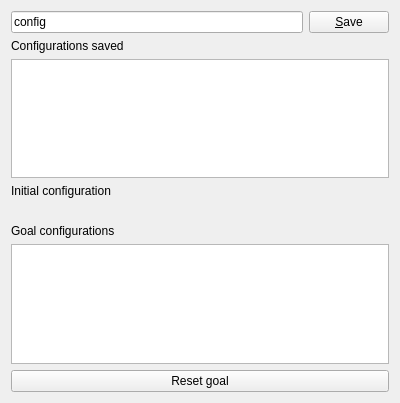
The window that plugins/hppwidgetsplugin/configurationlistwidget.ui (humanoid-path-planner/hpp-gui) describes before a commit, drawn with Qt 5.
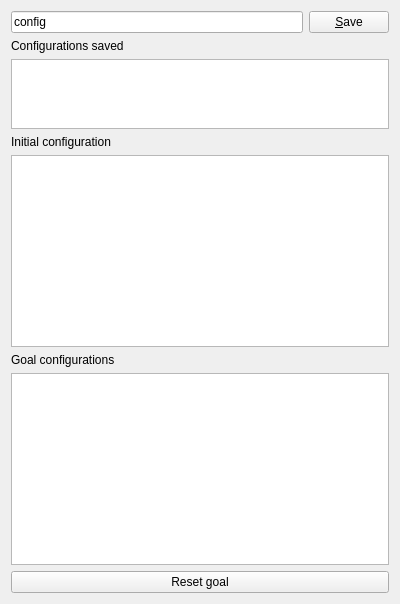
The same window after the commit. Icons and pictures are not drawn. Custom widgets are drawn as their Qt base class.

Commit message: Homogenize Configuration plugin and do not use QVariant to store floatSeq

The edit to the form file:
```diff
--- a/plugins/hppwidgetsplugin/configurationlistwidget.ui
+++ b/plugins/hppwidgetsplugin/configurationlistwidget.ui
@@ -69,12 +69,39 @@
       </widget>
      </item>
      <item>
-      <widget class="hpp::gui::DropInitial" name="InitConfig">
-       <property name="acceptDrops">
+      <widget class="hpp::gui::ConfigurationList" name="listInit">
+       <property name="sizePolicy">
+        <sizepolicy hsizetype="Expanding" vsizetype="Minimum">
+         <horstretch>0</horstretch>
+         <verstretch>0</verstretch>
+        </sizepolicy>
+       </property>
+       <property name="minimumSize">
+        <size>
+         <width>0</width>
+         <height>0</height>
+        </size>
+       </property>
+       <property name="maximumSize">
+        <size>
+         <width>16777215</width>
+         <height>16777215</height>
+        </size>
+       </property>
+       <property name="baseSize">
+        <size>
+         <width>0</width>
+         <height>0</height>
+        </size>
+       </property>
+       <property name="dragEnabled">
         <bool>true</bool>
        </property>
-       <property name="text">
-        <string/>
+       <property name="dragDropMode">
+        <enum>QAbstractItemView::DragDrop</enum>
+       </property>
+       <property name="resizeMode">
+        <enum>QListView::Fixed</enum>
        </property>
       </widget>
      </item>
@@ -87,6 +114,15 @@
      </item>
      <item>
       <widget class="hpp::gui::ConfigurationList" name="listGoals">
+       <property name="sizePolicy">
+        <sizepolicy hsizetype="Expanding" vsizetype="Minimum">
+         <horstretch>0</horstretch>
+         <verstretch>0</verstretch>
+        </sizepolicy>
+       </property>
+       <property name="dragEnabled">
+        <bool>true</bool>
+       </property>
        <property name="dragDropMode">
         <enum>QAbstractItemView::DragDrop</enum>
        </property>
@@ -113,11 +149,6 @@
    <extends>QListWidget</extends>
    <header>configurationlist.hh</header>
   </customwidget>
-  <customwidget>
-   <class>hpp::gui::DropInitial</class>
-   <extends>QLabel</extends>
-   <header>configurationlistwidget.hh</header>
-  </customwidget>
  </customwidgets>
  <resources/>
  <connections/>
```
Left out of the diff: 12 changed lines with no effect on the pictures. The commit also changes 4 other files.
